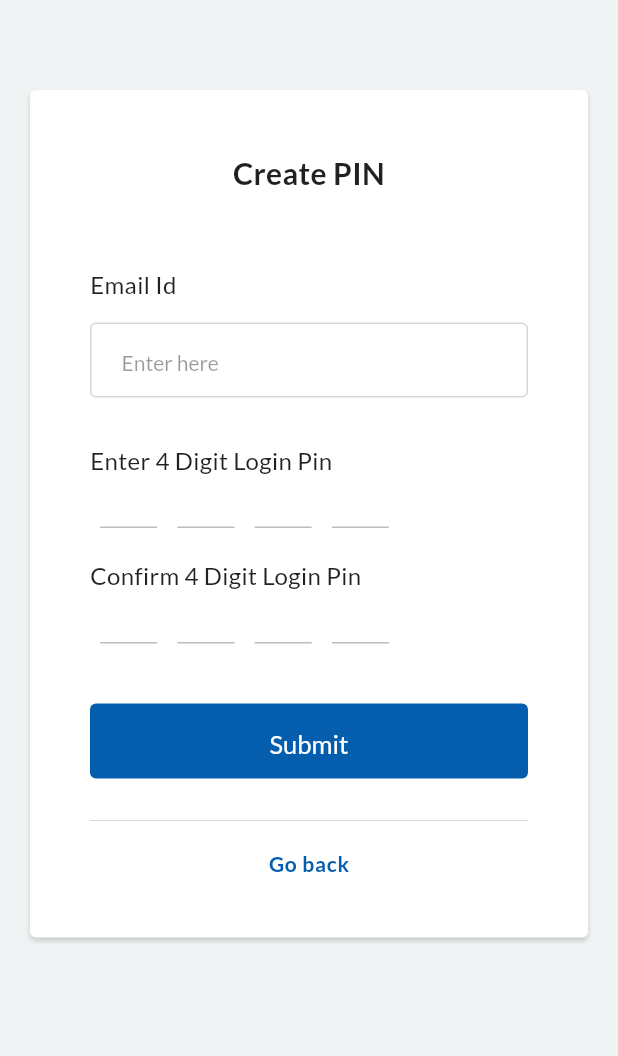
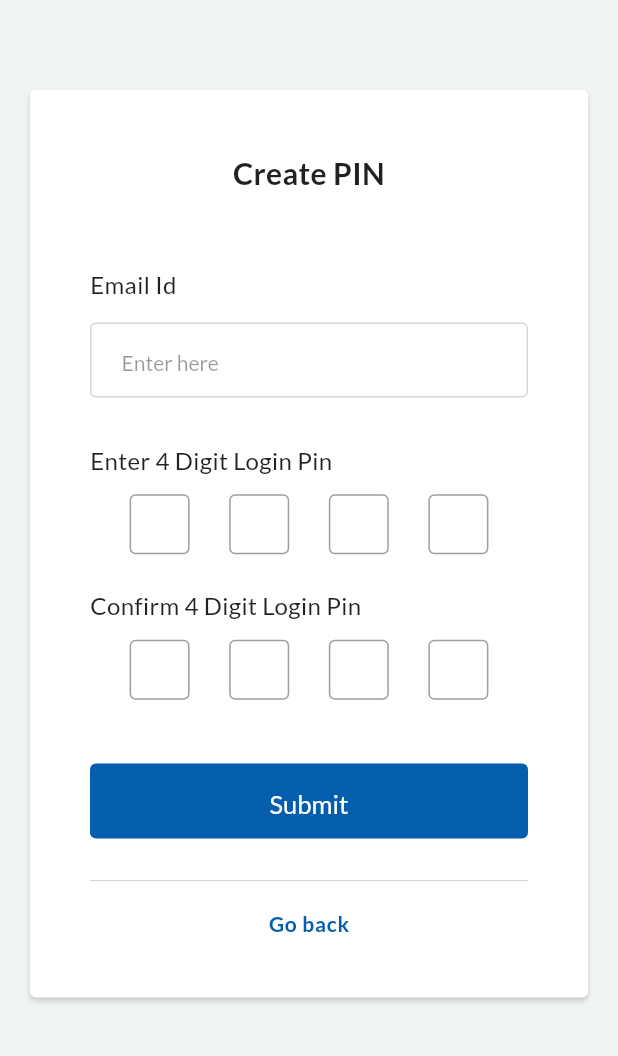
Before and after one commit to UPHRH-platform/smf-mobile, a Flutter app: the screen it shows after launch, after a tap on "Create PIN", on a phone screen of 412 x 824 dp, the part 180-1236 px from its top. Run offline on Flutter 3.47's test engine with Material 2 defaults, Android fonts, the light colour scheme and no system bars; drawn by our look-alikes of otp_text_field; our stand-ins replace connectivity_plus, firebase_core, firebase_messaging, flutter_local_notifications, flutter_secure_storage, fluttertoast and 3 more; missing offline and left inert: big_tip, unique_identifier; accounts and stored records are empty; generated files the repository leaves out were written again.

Commit message:
Fixed issues in the login & create pin flow. Created customized widget for the pin, existing one was having issues.

```diff
--- a/lib/l10n/app_en.arb
+++ b/lib/l10n/app_en.arb
@@ -6,6 +6,7 @@
     "orEnterPin": "Or, Enter your 4 Digit Login Pin",
     "enterPin": "Enter 4 Digit Login Pin",
     "confirmPin": "Confirm 4 Digit Login Pin",
+    "pinAlreadyExists": "Pin already exists, please choose different one",
     "createPin": "Create PIN",
     "inValidPin": "Invalid PIN",
     "getOtp": "GET OTP",
@@ -13,6 +14,7 @@
     "otpFieldDescription": "Enter the 6 digit OTP sent to your email address.",
     "pleaseEnterEmail": "Please enter email id",
     "pleaseEnterPin": "Please enter pin to proceed",
+    "pleaseEnterOtp": "Please enter otp to proceed",
     "pleaseMatchPin": "Please match pin to proceed",
     "pleaseEnterValidPin": "Please enter valid pin to proceed",
     "pinGeneratedMessage": "Pin generated successfully, please login",
--- a/lib/pages/create_pin_page.dart
+++ b/lib/pages/create_pin_page.dart
@@ -1,16 +1,16 @@
 import 'package:flutter/material.dart';
 import 'package:flutter/services.dart';
-import 'package:otp_text_field/style.dart';
 import 'package:provider/provider.dart';
 import 'package:smf_mobile/constants/app_urls.dart';
 import 'package:smf_mobile/constants/color_constants.dart';
 import 'package:google_fonts/google_fonts.dart';
+import 'package:smf_mobile/database/offline_model.dart';
 import 'package:smf_mobile/pages/login_email_page.dart';
 import 'package:smf_mobile/pages/login_otp_page.dart';
 import 'package:smf_mobile/repositories/login_repository.dart';
 import 'package:smf_mobile/util/helper.dart';
 import 'package:flutter_gen/gen_l10n/app_localizations.dart';
-import 'package:otp_text_field/otp_field.dart';
+import 'package:smf_mobile/widgets/otp_input_field.dart';
 
 class CreatePinPage extends StatefulWidget {
   static const route = AppUrl.loginEmailPage;
@@ -25,12 +25,37 @@ class _CreatePinPageState extends State<CreatePinPage> {
   final GlobalKey<ScaffoldState> _scaffoldKey = GlobalKey<ScaffoldState>();
   String _errorMessage = '';
   late Locale locale;
-  String _pin1 = '';
-  String _pin2 = '';
+
+  final TextEditingController _pinOneFieldOne = TextEditingController();
+  final TextEditingController _pinOneFieldTwo = TextEditingController();
+  final TextEditingController _pinOneFieldThree = TextEditingController();
+  final TextEditingController _pinOneFieldFour = TextEditingController();
+  final TextEditingController _pinTwoFieldOne = TextEditingController();
+  final TextEditingController _pinTwoFieldTwo = TextEditingController();
+  final TextEditingController _pinTwoFieldThree = TextEditingController();
+  final TextEditingController _pinTwoFieldFour = TextEditingController();
+  String _pin1 = '', _pin2 = '';
 
   @override
   void initState() {
     super.initState();
+    _pinOneFieldOne.addListener(_setPin);
+    _pinOneFieldTwo.addListener(_setPin);
+    _pinOneFieldThree.addListener(_setPin);
+    _pinOneFieldFour.addListener(_setPin);
+    _pinTwoFieldOne.addListener(_setPin);
+    _pinTwoFieldTwo.addListener(_setPin);
+    _pinTwoFieldThree.addListener(_setPin);
+    _pinTwoFieldFour.addListener(_setPin);
+  }
+
+  void _setPin() {
+    setState(() {
+      _pin1 =
+          '${_pinOneFieldOne.text}${_pinOneFieldTwo.text}${_pinOneFieldThree.text}${_pinOneFieldFour.text}';
+      _pin2 =
+          '${_pinTwoFieldOne.text}${_pinTwoFieldTwo.text}${_pinTwoFieldThree.text}${_pinTwoFieldFour.text}';
+    });
   }
 
   Future<void> _generateOtp() async {
@@ -50,6 +75,13 @@ class _CreatePinPageState extends State<CreatePinPage> {
     if (_pin1 != _pin2) {
       Helper.toastMessage(AppLocalizations.of(context)!.pleaseMatchPin);
       return;
+    }
+    if (_pin1 == _pin2 && _pin1.length == 4) {
+      Map pinDetails = await OfflineModel.getPinDetails(_pin1);
+      if (pinDetails['username'] != null) {
+        Helper.toastMessage(AppLocalizations.of(context)!.pinAlreadyExists);
+        return;
+      }
     }
     SystemChannels.textInput.invokeMethod('TextInput.hide');
     try {
@@ -228,34 +260,23 @@ class _CreatePinPageState extends State<CreatePinPage> {
                               )),
                           Container(
                             alignment: Alignment.centerLeft,
-                            height: 30.0,
-                            margin: const EdgeInsets.only(top: 5),
+                            height: 45.0,
+                            margin: const EdgeInsets.only(top: 10),
                             decoration: BoxDecoration(
                               borderRadius: BorderRadius.circular(4),
                               // border:
                               //     Border.all(color: AppColors.black16),
                               color: Colors.white,
                             ),
-                            child: OTPTextField(
-                                length: 4,
-                                width: MediaQuery.of(context).size.width / 2,
-                                fieldWidth: 38,
-                                style: const TextStyle(fontSize: 14),
-                                textFieldAlignment:
-                                    MainAxisAlignment.spaceAround,
-                                fieldStyle: FieldStyle.underline,
-                                onCompleted: (pin) {
-                                  setState(() {
-                                    _pin1 = pin;
-                                  });
-                                },
-                                onChanged: (String? pin) {
-                                  if (pin?.length == 4) {
-                                    setState(() {
-                                      _pin1 = pin.toString();
-                                    });
-                                  }
-                                }),
+                            child: Row(
+                              mainAxisAlignment: MainAxisAlignment.spaceEvenly,
+                              children: [
+                                OtpInputField(_pinOneFieldOne, true),
+                                OtpInputField(_pinOneFieldTwo, false),
+                                OtpInputField(_pinOneFieldThree, false),
+                                OtpInputField(_pinOneFieldFour, false)
+                              ],
+                            ),
                           ),
                           Padding(
                               padding: const EdgeInsets.only(
@@ -274,34 +295,23 @@ class _CreatePinPageState extends State<CreatePinPage> {
                               )),
                           Container(
                             alignment: Alignment.centerLeft,
-                            height: 30.0,
-                            margin: const EdgeInsets.only(top: 5),
+                            height: 45.0,
+                            margin: const EdgeInsets.only(top: 10),
                             decoration: BoxDecoration(
                               borderRadius: BorderRadius.circular(4),
                               // border:
                               //     Border.all(color: AppColors.black16),
                               color: Colors.white,
                             ),
-                            child: OTPTextField(
-                                length: 4,
-                                width: MediaQuery.of(context).size.width / 2,
-                                fieldWidth: 38,
-                                style: const TextStyle(fontSize: 14),
-                                textFieldAlignment:
-                                    MainAxisAlignment.spaceAround,
-                                fieldStyle: FieldStyle.underline,
-                                onCompleted: (pin) {
-                                  setState(() {
-                                    _pin2 = pin;
-                                  });
-                                },
-                                onChanged: (String? pin) {
-                                  if (pin?.length == 4) {
-                                    setState(() {
-                                      _pin2 = pin.toString();
-                                    });
-                                  }
-                                }),
+                            child: Row(
+                              mainAxisAlignment: MainAxisAlignment.spaceEvenly,
+                              children: [
+                                OtpInputField(_pinTwoFieldOne, true),
+                                OtpInputField(_pinTwoFieldTwo, false),
+                                OtpInputField(_pinTwoFieldThree, false),
+                                OtpInputField(_pinTwoFieldFour, false)
+                              ],
+                            ),
                           ),
                           Padding(
                             padding: const EdgeInsets.only(top: 40),
--- a/lib/pages/login_email_page.dart
+++ b/lib/pages/login_email_page.dart
@@ -1,6 +1,5 @@
 import 'package:flutter/material.dart';
 import 'package:flutter/services.dart';
-import 'package:otp_text_field/style.dart';
 import 'package:provider/provider.dart';
 import 'package:smf_mobile/constants/app_constants.dart';
 import 'package:smf_mobile/constants/app_urls.dart';
@@ -13,7 +12,7 @@ import 'package:smf_mobile/pages/login_otp_page.dart';
 import 'package:smf_mobile/repositories/login_repository.dart';
 import 'package:smf_mobile/util/helper.dart';
 import 'package:flutter_gen/gen_l10n/app_localizations.dart';
-import 'package:otp_text_field/otp_field.dart';
+import 'package:smf_mobile/widgets/otp_input_field.dart';
 import 'package:unique_identifier/unique_identifier.dart';
 import 'dart:async';
 // import 'package:connectivity_plus/connectivity_plus.dart';
@@ -30,12 +29,18 @@ class LoginEmailPage extends StatefulWidget {
 class _LoginEmailPageState extends State<LoginEmailPage> {
   final TextEditingController _emailController = TextEditingController();
   final GlobalKey<ScaffoldState> _scaffoldKey = GlobalKey<ScaffoldState>();
+
   // Map _source = {ConnectivityResult.none: false};
   // final MyConnectivity _connectivity = MyConnectivity.instance;
   String _errorMessage = '';
   late Locale locale;
-  String _pin = '';
   late String _identifier;
+
+  final TextEditingController _fieldOne = TextEditingController();
+  final TextEditingController _fieldTwo = TextEditingController();
+  final TextEditingController _fieldThree = TextEditingController();
+  final TextEditingController _fieldFour = TextEditingController();
+  String _oldPin = '';
 
   @override
   void initState() {
@@ -48,6 +53,10 @@ class _LoginEmailPageState extends State<LoginEmailPage> {
     //     });
     //   }
     // });
+    _fieldOne.addListener(_validatePin);
+    _fieldTwo.addListener(_validatePin);
+    _fieldThree.addListener(_validatePin);
+    _fieldFour.addListener(_validatePin);
     initUniqueIdentifierState();
   }
 
@@ -92,22 +101,28 @@ class _LoginEmailPageState extends State<LoginEmailPage> {
   }
 
   Future<void> _validatePin() async {
+    String pin =
+        '${_fieldOne.text}${_fieldTwo.text}${_fieldThree.text}${_fieldFour.text}';
+    // print(_oldPin + ", " + pin);
+    if (pin.length == 4 && pin != _oldPin) {
+      _oldPin = pin;
       bool isInternetConnected = await Helper.isInternetConnected();
       // await Future.delayed(const Duration(milliseconds: 10));
       try {
-      Map pinDetails = await OfflineModel.getPinDetails(_pin);
+        Map pinDetails = await OfflineModel.getPinDetails(pin);
         // print(pinDetails);
         if (isInternetConnected && pinDetails['username'] != null) {
           final responseCode = await Provider.of<LoginRespository>(context,
                   listen: false)
               .validateOtp(
-                context, pinDetails['username'], '', _identifier, _pin, false);
+                  context, pinDetails['username'], '', _identifier, pin, false);
           if (responseCode == 200) {
             Navigator.of(context).pushReplacement(MaterialPageRoute(
               builder: (context) => const HomePage(),
             ));
           } else {
-          _errorMessage = Provider.of<LoginRespository>(context, listen: false)
+            _errorMessage =
+                Provider.of<LoginRespository>(context, listen: false)
                     .errorMessage;
             Helper.toastMessage(_errorMessage);
           }
@@ -123,6 +138,7 @@ class _LoginEmailPageState extends State<LoginEmailPage> {
         }
       } catch (err) {
         throw Exception(err);
+      }
     }
   }
 
@@ -321,36 +337,24 @@ class _LoginEmailPageState extends State<LoginEmailPage> {
                                     height: 1.4),
                               )),
                           Container(
-                            alignment: Alignment.centerLeft,
-                            height: 30.0,
-                            margin: const EdgeInsets.only(top: 5),
+                            // alignment: Alignment.centerLeft,
+                            height: 45.0,
+                            margin: const EdgeInsets.only(top: 10),
                             decoration: BoxDecoration(
                               borderRadius: BorderRadius.circular(4),
                               // border:
                               //     Border.all(color: AppColors.black16),
                               color: Colors.white,
                             ),
-                            child: OTPTextField(
-                                length: 4,
-                                width: MediaQuery.of(context).size.width / 2,
-                                fieldWidth: 38,
-                                style: const TextStyle(fontSize: 14),
-                                textFieldAlignment:
-                                    MainAxisAlignment.spaceAround,
-                                fieldStyle: FieldStyle.underline,
-                                onCompleted: (pin) {
-                                  setState(() {
-                                    _pin = pin;
-                                  });
-                                },
-                                onChanged: (String? pin) {
-                                  if (pin?.length == 4) {
-                                    setState(() {
-                                      _pin = pin.toString();
-                                    });
-                                    _validatePin();
-                                  }
-                                }),
+                            child: Row(
+                              mainAxisAlignment: MainAxisAlignment.spaceEvenly,
+                              children: [
+                                OtpInputField(_fieldOne, true),
+                                OtpInputField(_fieldTwo, false),
+                                OtpInputField(_fieldThree, false),
+                                OtpInputField(_fieldFour, false)
+                              ],
+                            ),
                           ),
                           const Padding(
                               padding: EdgeInsets.only(
--- a/lib/repositories/application_repository.dart
+++ b/lib/repositories/application_repository.dart
@@ -68,6 +68,7 @@ class ApplicationRespository with ChangeNotifier {
           if (applications[i]['applicationId'] == data['applicationId']) {
             applications[i]['inspection']['status'] =
                 InspectionStatus.leadInspectorCompleted;
+            applications[i]['inspectorDataObject'] = data;
           }
         }
         applicationFieldData['responseData'] = applications;
--- /dev/null
+++ b/lib/widgets/otp_input_field.dart
@@ -0,0 +1,47 @@
+import 'package:flutter/material.dart';
+import 'package:google_fonts/google_fonts.dart';
+import 'package:smf_mobile/constants/color_constants.dart';
+
+class OtpInputField extends StatefulWidget {
+  final TextEditingController controller;
+  final bool autoFocus;
+  const OtpInputField(this.controller, this.autoFocus, {Key? key})
+      : super(key: key);
+  @override
+  _OtpInputFieldState createState() => _OtpInputFieldState();
+}
+
+class _OtpInputFieldState extends State<OtpInputField> {
+  @override
+  Widget build(BuildContext context) {
+    return SizedBox(
+      height: 40,
+      width: 40,
+      child: TextField(
+        // autofocus: widget.autoFocus,
+        textAlign: TextAlign.center,
+        keyboardType: TextInputType.number,
+        controller: widget.controller,
+        maxLength: 1,
+        cursorColor: AppColors.black08,
+        style: GoogleFonts.lato(
+            color: AppColors.black40,
+            fontSize: 16,
+            letterSpacing:
+                0 /*percentages not used in flutter. defaulting to zero*/,
+            fontWeight: FontWeight.normal,
+            height: 1 /*PERCENT not supported*/
+            ),
+        decoration: const InputDecoration(
+            border: OutlineInputBorder(),
+            counterText: '',
+            hintStyle: TextStyle(color: AppColors.black40, fontSize: 20.0)),
+        onChanged: (value) {
+          if (value.length == 1) {
+            FocusScope.of(context).nextFocus();
+          }
+        },
+      ),
+    );
+  }
+}
```
Also changed, not shown: lib/pages/login_otp_page.dart (+55 -28 lines). Lines whose indentation alone changed are shown as unchanged.
